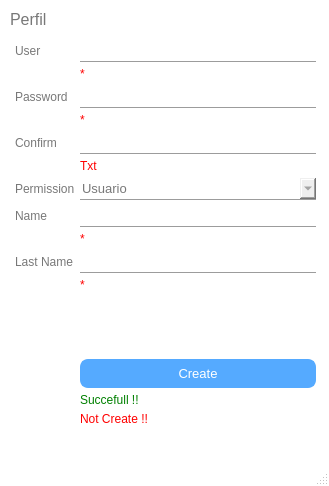
This is system/layout/account.ui in josueisaihs/SPINER_PUNTO_VENTA as Qt 5 draws it before an edit. The edited form follows.
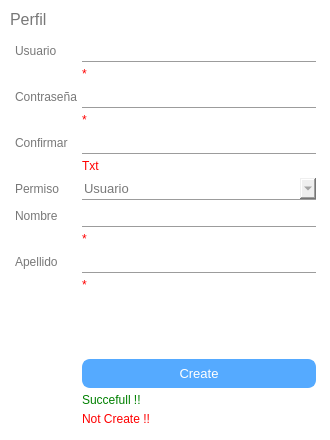
This is the edited form.

Commit message: Escala de usuarios y crear usuarios

Diff of the .ui file:
```diff
--- a/system/layout/account.ui
+++ b/system/layout/account.ui
@@ -1,7 +1,7 @@
 <?xml version="1.0" encoding="UTF-8"?>
 <ui version="4.0">
-    <class>AccountWindow</class>
-    <widget class="QMainWindow" name="AccountWindow">
+ <class>Dialog</class>
+ <widget class="QDialog" name="Dialog">
         <property name="windowModality">
             <enum>Qt::WindowModal</enum>
         </property>
@@ -9,20 +9,20 @@
             <rect>
                 <x>0</x>
                 <y>0</y>
-                <width>329</width>
-                <height>486</height>
+    <width>330</width>
+    <height>440</height>
             </rect>
         </property>
         <property name="minimumSize">
             <size>
-                <width>0</width>
-                <height>0</height>
+    <width>330</width>
+    <height>440</height>
             </size>
         </property>
         <property name="maximumSize">
             <size>
-                <width>334</width>
-                <height>583</height>
+    <width>330</width>
+    <height>440</height>
             </size>
         </property>
         <property name="windowTitle">
@@ -66,12 +66,22 @@
                 }
 
                 /*******QLineEdit************/
+                QTextEdit {
+                font: 10pt;
+                color: rgb(120, 120, 120);
+                border: 1px solid rgb(156, 156, 156);
+                border-radius: 0px;
+                padding: 2px;
+                }
                 QLineEdit, QDateEdit, QDoubleSpinBox, QSpinBox{
                 font: 10pt;
                 color: rgb(120, 120, 120);
                 border: 1px solid rgb(156, 156, 156);
                 border-radius: 0px;
                 padding: 2px;
+                border-top: 1px white;
+                border-left: 1px white;
+                border-right: 1px white;
                 }
                 /********QComboBox*******/
                 QComboBox{
@@ -81,6 +91,9 @@
                 padding: 2px;
                 selection-background-color: white;
                 selection-color: rgb(120, 120, 120);
+                border-top: 1px white;
+                border-left: 1px white;
+                border-right: 1px white;
                 }
                 QComboBox QAbstractItemView
                 {
@@ -88,6 +101,9 @@
                 color:rgb(120, 120, 120);
                 padding: 4px;
                 border: 1px solid rgb(156, 156, 156);
+                border-top: 1px white;
+                border-left: 1px white;
+                border-right: 1px white;
                 }
 
                 QLineEdit:hover, QDateEdit:hover, QDoubleSpinBox:hover, QComboBox:hover
@@ -153,7 +169,9 @@
                 }
             </string>
         </property>
-        <widget class="QWidget" name="centralwidget">
+  <property name="modal">
+   <bool>true</bool>
+  </property>
             <widget class="QWidget" name="verticalLayoutWidget">
                 <property name="geometry">
                     <rect>
@@ -191,7 +209,7 @@
                             <item row="0" column="0">
                                 <widget class="QLabel" name="label_4">
                                     <property name="text">
-                                        <string>User</string>
+         <string>Usuario</string>
                                     </property>
                                 </widget>
                             </item>
@@ -221,7 +239,7 @@
                             <item row="2" column="0">
                                 <widget class="QLabel" name="label_7">
                                     <property name="text">
-                                        <string>Password</string>
+         <string>Contraseña</string>
                                     </property>
                                 </widget>
                             </item>
@@ -254,7 +272,7 @@
                             <item row="4" column="0">
                                 <widget class="QLabel" name="label_8">
                                     <property name="text">
-                                        <string>Confirm</string>
+         <string>Confirmar</string>
                                     </property>
                                 </widget>
                             </item>
@@ -287,7 +305,7 @@
                             <item row="6" column="0">
                                 <widget class="QLabel" name="label_9">
                                     <property name="text">
-                                        <string>Permission</string>
+         <string>Permiso</string>
                                     </property>
                                 </widget>
                             </item>
@@ -314,7 +332,7 @@
                             <item row="7" column="0">
                                 <widget class="QLabel" name="label_2">
                                     <property name="text">
-                                        <string>Name</string>
+         <string>Nombre</string>
                                     </property>
                                 </widget>
                             </item>
@@ -344,7 +362,7 @@
                             <item row="9" column="0">
                                 <widget class="QLabel" name="label_3">
                                     <property name="text">
-                                        <string>Last Name</string>
+         <string>Apellido</string>
                                     </property>
                                 </widget>
                             </item>
@@ -421,18 +439,6 @@
                     </item>
                 </layout>
             </widget>
-        </widget>
-        <widget class="QMenuBar" name="menubar">
-            <property name="geometry">
-                <rect>
-                    <x>0</x>
-                    <y>0</y>
-                    <width>329</width>
-                    <height>21</height>
-                </rect>
-            </property>
-        </widget>
-        <widget class="QStatusBar" name="statusbar"/>
     </widget>
     <resources/>
     <connections/>
```
Left out of the diff: 24 changed lines with no effect on the pictures. Lines whose indentation alone changed are shown as unchanged. The commit also changes 6 other files.
